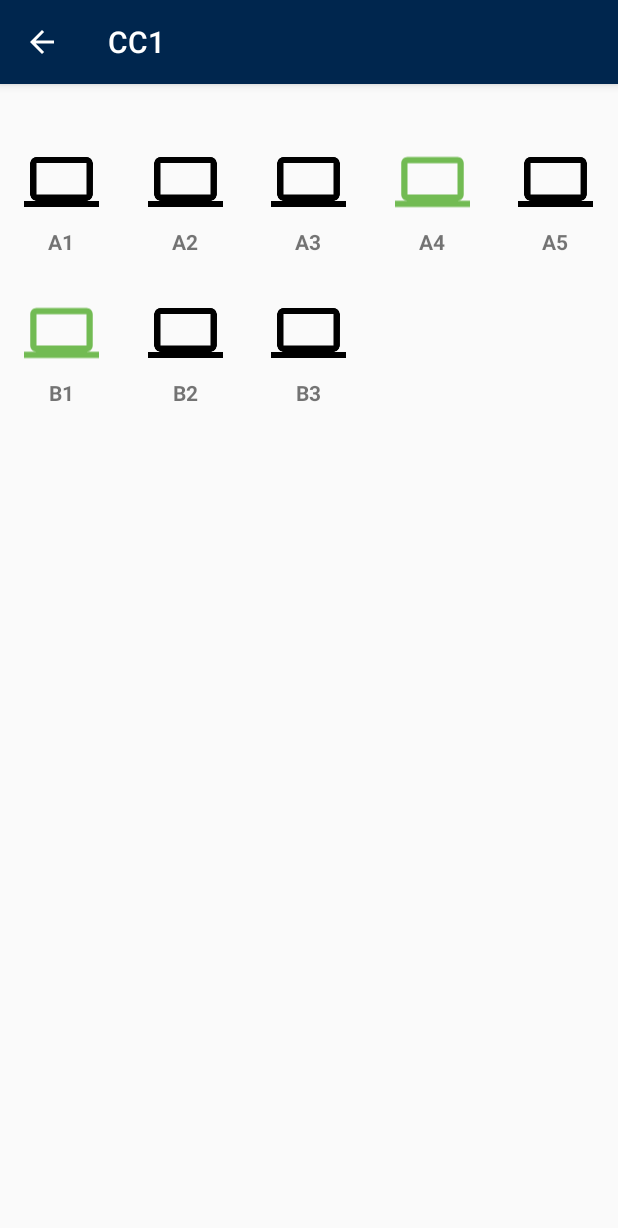
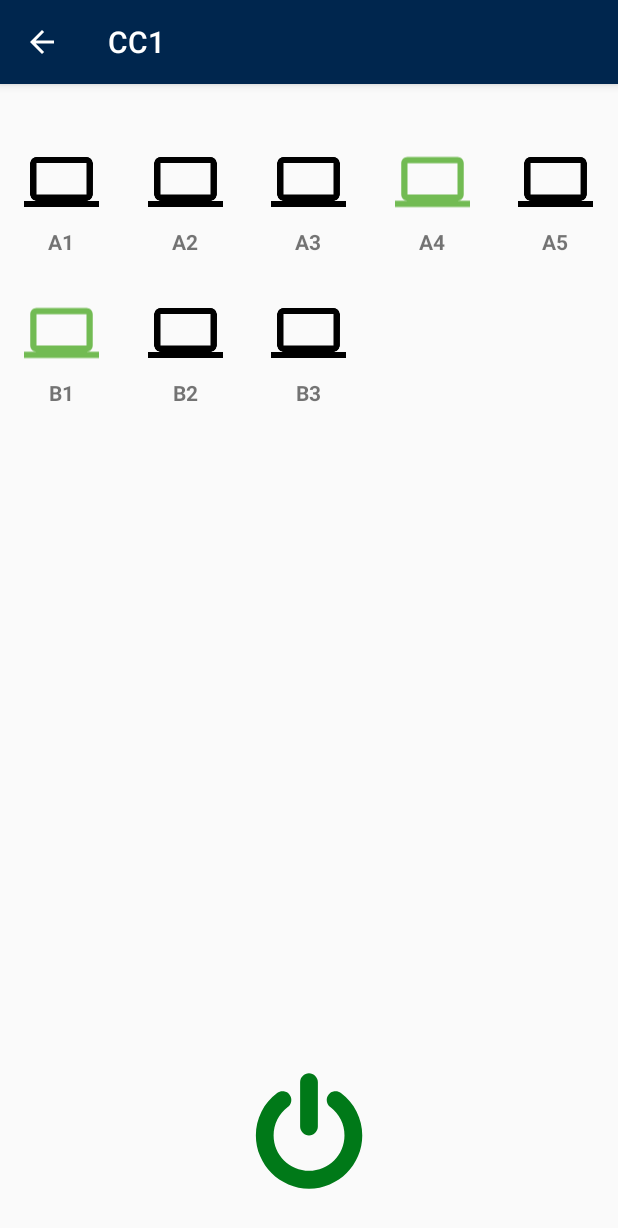
Before and after one commit to kiup/CEC, an Android app: the ComputerCenterActivity screen opened directly, with no data from a screen before it, after a tap on "CC1", on a phone screen of 412 x 824 dp. Shown: the top 1228 px of the screen. Run offline under Robolectric (Android 15) with nearby library versions, the phone set to English and light mode, and no system bars.

Commit message:
Cambiado el icono de encedido y agregado la elevacion de las cardview

```diff
--- a/app/src/main/AndroidManifest.xml
+++ b/app/src/main/AndroidManifest.xml
@@ -29,7 +29,8 @@
         -->
         <activity
             android:name=".login.LoginActivity"
-            android:label="@string/title_activity_login">
+            android:label="@string/title_activity_login"
+            android:theme="@style/AppTheme.NoActionBar">
             <intent-filter>
                 <action android:name="android.intent.action.MAIN" />
 
--- a/app/src/main/java/com/fmat/uady/cec/computerDetail/ComputerDetailActivity.java
+++ b/app/src/main/java/com/fmat/uady/cec/computerDetail/ComputerDetailActivity.java
@@ -71,7 +71,7 @@ public class ComputerDetailActivity extends AppCompatActivity {
 
     public void loadButtons(){
         if(computerCurrent.isOn()){
-            buttonPower.setImageResource(R.mipmap.ic_on);
+            buttonPower.setImageResource(R.drawable.ic_power_button_off);
         }
         buttonPower.setOnClickListener(new View.OnClickListener() {
             @Override
@@ -79,11 +79,11 @@ public class ComputerDetailActivity extends AppCompatActivity {
                 if(computerCurrent.isOn()){
                     Toast.makeText(ComputerDetailActivity.this,"APAGATE SESAMO!",Toast.LENGTH_SHORT).show();
                     computerCurrent.setOn(false);
-                    buttonPower.setImageResource(R.mipmap.ic_off);
+                    buttonPower.setImageResource(R.drawable.ic_power_button_on);
                 }else{
                     Toast.makeText(ComputerDetailActivity.this,"LEVANTATE!",Toast.LENGTH_SHORT).show();
                     computerCurrent.setOn(true);
-                    buttonPower.setImageResource(R.mipmap.ic_on);
+                    buttonPower.setImageResource(R.drawable.ic_power_button_off);
                 }
 
             }
--- /dev/null
+++ b/app/src/main/res/drawable/ic_power_button_off.xml
@@ -0,0 +1,5 @@
+<vector android:height="24dp" android:viewportHeight="475.085"
+    android:viewportWidth="475.085" android:width="24dp" xmlns:android="http://schemas.android.com/apk/res/android">
+    <path android:fillColor="#007918" android:pathData="M237.5,255.1c9.5,0 17.7,-3.5 24.7,-10.4c6.9,-6.9 10.4,-15.2 10.4,-24.7L272.7,44.5c0,-9.5 -3.5,-17.7 -10.4,-24.7C255.3,12.8 247.1,9.4 237.5,9.4c-9.5,0 -17.7,3.5 -24.7,10.4c-6.9,6.9 -10.4,15.2 -10.4,24.7l0,175.5c0,9.5 3.5,17.7 10.4,24.7C219.8,251.6 228,255.1 237.5,255.1z"/>
+    <path android:fillColor="#007918" android:pathData="M426.1,161c-14.7,-29.4 -35.4,-54.1 -62.1,-74c-7.7,-5.9 -16.4,-8.1 -26.1,-6.9c-9.7,1.3 -17.4,5.9 -23,13.7c-5.9,7.7 -8.1,16.3 -6.7,25.9c1.4,9.6 5.9,17.3 13.6,23.2c17.9,13.5 31.8,30.1 41.5,49.6c9.8,19.6 14.7,40.4 14.7,62.5c0,19 -3.7,37.2 -11.1,54.4c-7.4,17.3 -17.4,32.2 -30,44.8c-12.6,12.6 -27.6,22.6 -44.8,30c-17.3,7.4 -35.4,11.1 -54.4,11.1c-19,0 -37.2,-3.7 -54.4,-11.1c-17.3,-7.4 -32.2,-17.4 -44.8,-30c-12.6,-12.6 -22.6,-27.6 -30,-44.8c-7.4,-17.3 -11.1,-35.4 -11.1,-54.4c0,-22.1 4.9,-43 14.7,-62.5c9.8,-19.6 23.6,-36.1 41.5,-49.6c7.7,-5.9 12.2,-13.6 13.6,-23.2c1.4,-9.6 -0.9,-18.2 -6.7,-25.9c-5.7,-7.9 -13.3,-12.4 -22.9,-13.7c-9.6,-1.3 -18.3,1 -26.2,6.9c-26.7,19.9 -47.4,44.6 -62.1,74c-14.7,29.4 -22.1,60.8 -22.1,94.1c0,28.5 5.6,55.8 16.7,81.7c11.2,26 26.1,48.4 45,67.2c18.8,18.8 41.2,33.8 67.2,45c26,11.2 53.2,16.7 81.7,16.7c28.5,0 55.8,-5.6 81.7,-16.7c26,-11.1 48.4,-26.1 67.2,-45c18.8,-18.8 33.8,-41.2 45,-67.2s16.7,-53.2 16.7,-81.7C448.2,221.8 440.8,190.5 426.1,161z"/>
+</vector>
--- /dev/null
+++ b/app/src/main/res/drawable/ic_power_button_on.xml
@@ -0,0 +1,5 @@
+<vector android:height="24dp" android:viewportHeight="475.085"
+    android:viewportWidth="475.085" android:width="24dp" xmlns:android="http://schemas.android.com/apk/res/android">
+    <path android:fillColor="#000000" android:pathData="M237.5,255.1c9.5,0 17.7,-3.5 24.7,-10.4c6.9,-6.9 10.4,-15.2 10.4,-24.7L272.7,44.5c0,-9.5 -3.5,-17.7 -10.4,-24.7C255.3,12.8 247.1,9.4 237.5,9.4c-9.5,0 -17.7,3.5 -24.7,10.4c-6.9,6.9 -10.4,15.2 -10.4,24.7l0,175.5c0,9.5 3.5,17.7 10.4,24.7C219.8,251.6 228,255.1 237.5,255.1z"/>
+    <path android:fillColor="#000000" android:pathData="M426.1,161c-14.7,-29.4 -35.4,-54.1 -62.1,-74c-7.7,-5.9 -16.4,-8.1 -26.1,-6.9c-9.7,1.3 -17.4,5.9 -23,13.7c-5.9,7.7 -8.1,16.3 -6.7,25.9c1.4,9.6 5.9,17.3 13.6,23.2c17.9,13.5 31.8,30.1 41.5,49.6c9.8,19.6 14.7,40.4 14.7,62.5c0,19 -3.7,37.2 -11.1,54.4c-7.4,17.3 -17.4,32.2 -30,44.8c-12.6,12.6 -27.6,22.6 -44.8,30c-17.3,7.4 -35.4,11.1 -54.4,11.1c-19,0 -37.2,-3.7 -54.4,-11.1c-17.3,-7.4 -32.2,-17.4 -44.8,-30c-12.6,-12.6 -22.6,-27.6 -30,-44.8c-7.4,-17.3 -11.1,-35.4 -11.1,-54.4c0,-22.1 4.9,-43 14.7,-62.5c9.8,-19.6 23.6,-36.1 41.5,-49.6c7.7,-5.9 12.2,-13.6 13.6,-23.2c1.4,-9.6 -0.9,-18.2 -6.7,-25.9c-5.7,-7.9 -13.3,-12.4 -22.9,-13.7c-9.6,-1.3 -18.3,1 -26.2,6.9c-26.7,19.9 -47.4,44.6 -62.1,74c-14.7,29.4 -22.1,60.8 -22.1,94.1c0,28.5 5.6,55.8 16.7,81.7c11.2,26 26.1,48.4 45,67.2c18.8,18.8 41.2,33.8 67.2,45c26,11.2 53.2,16.7 81.7,16.7c28.5,0 55.8,-5.6 81.7,-16.7c26,-11.1 48.4,-26.1 67.2,-45c18.8,-18.8 33.8,-41.2 45,-67.2s16.7,-53.2 16.7,-81.7C448.2,221.8 440.8,190.5 426.1,161z"/>
+</vector>
--- a/app/src/main/res/layout/activity_login.xml
+++ b/app/src/main/res/layout/activity_login.xml
@@ -24,7 +24,7 @@
         android:id="@+id/img_logo"
         android:layout_width="246dp"
         android:layout_height="153dp"
-        android:src="@mipmap/ic_login"
+        android:src="@mipmap/ic_logo_app"
         tools:ignore="ContentDescription" />
 
     <ScrollView
--- a/app/src/main/res/layout/content_computer_center_detail.xml
+++ b/app/src/main/res/layout/content_computer_center_detail.xml
@@ -1,5 +1,5 @@
 <?xml version="1.0" encoding="utf-8"?>
-<android.support.constraint.ConstraintLayout xmlns:android="http://schemas.android.com/apk/res/android"
+<android.support.design.widget.CoordinatorLayout xmlns:android="http://schemas.android.com/apk/res/android"
     xmlns:app="http://schemas.android.com/apk/res-auto"
     xmlns:tools="http://schemas.android.com/tools"
     android:layout_width="match_parent"
@@ -11,10 +11,21 @@
     <android.support.v7.widget.RecyclerView
         android:id="@+id/list_computer"
         android:layout_width="match_parent"
-        android:layout_height="match_parent"
+        android:layout_height="350dp"
         android:layout_marginTop="30dp"
         android:scrollbars="vertical">
 
     </android.support.v7.widget.RecyclerView>
 
-</android.support.constraint.ConstraintLayout>
+    <ImageView
+        android:id="@+id/button_power"
+        android:layout_centerHorizontal="true"
+        android:layout_width="100dp"
+        android:layout_height="80dp"
+        android:layout_gravity="bottom|center"
+        android:layout_marginBottom="30dp"
+        android:contentDescription="button power"
+        android:src="@drawable/ic_power_button_off" />
+
+
+</android.support.design.widget.CoordinatorLayout>
--- a/app/src/main/res/layout/item_computer_center.xml
+++ b/app/src/main/res/layout/item_computer_center.xml
@@ -1,10 +1,12 @@
 <?xml version="1.0" encoding="utf-8"?>
 <android.support.v7.widget.CardView xmlns:android="http://schemas.android.com/apk/res/android"
+    xmlns:app="http://schemas.android.com/apk/res-auto"
     android:layout_width="match_parent" android:layout_height="wrap_content"
     android:layout_marginTop="5dp"
     android:layout_marginBottom="5dp"
     android:layout_marginLeft="10dp"
     android:layout_marginRight="10dp"
+    app:cardElevation="5dp"
     android:id="@+id/item_center"
     >
     <ImageView
@@ -26,5 +28,6 @@
         android:paddingTop="10dp"
         android:textSize="22sp"
         android:textStyle="bold"
-        android:fontFamily="sans-serif"/>
+        android:textColor="@color/textColorContent"
+        android:fontFamily="Roboto"/>
 </android.support.v7.widget.CardView>
```
Also changed, not shown: app/src/main/res/layout/content_computer_detail.xml (+4 -3 lines), app/src/main/res/menu/menu_main.xml (deleted, +0 -10 lines), app/src/main/ic_logo_app-web.png (added), app/src/main/ic_turn_off-web.png (added), app/src/main/ic_turn_on-web.png (added), app/src/main/res/mipmap-hdpi/ic_logo_app.png (added), app/src/main/res/mipmap-mdpi/ic_logo_app.png (added), app/src/main/res/mipmap-xhdpi/ic_logo_app.png (added), app/src/main/res/mipmap-xxhdpi/ic_logo_app.png (added), app/src/main/res/mipmap-xxxhdpi/ic_logo_app.png (added).
